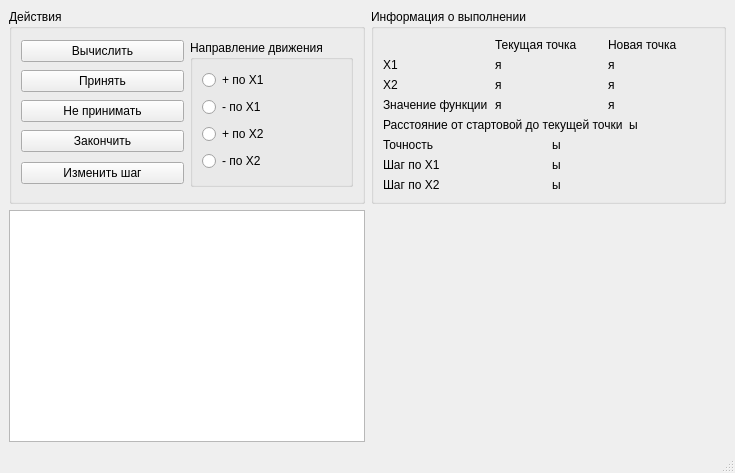
Above: branches/optimizationmethods2/ui/CWdescent_fixwindow.ui from Eliminationzx/optimizationmethods before the change. Below: the same form after it.
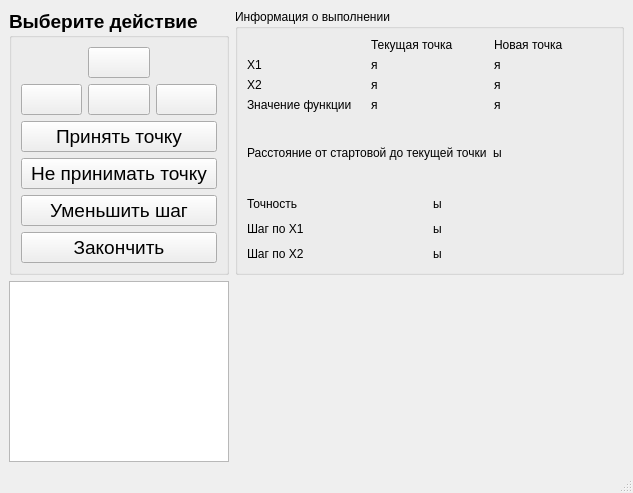
That is the form after the change. Icons and pictures are not drawn.

Commit message: Изменил форму.

Patch:
```diff
--- a/branches/optimizationmethods2/ui/CWdescent_fixwindow.ui
+++ b/branches/optimizationmethods2/ui/CWdescent_fixwindow.ui
@@ -6,15 +6,15 @@
    <rect>
     <x>0</x>
     <y>0</y>
-    <width>735</width>
-    <height>473</height>
+    <width>633</width>
+    <height>493</height>
    </rect>
   </property>
   <property name="windowTitle">
    <string>MainWindow</string>
   </property>
   <widget class="QWidget" name="centralwidget">
-   <layout class="QGridLayout" name="gridLayout_3" rowstretch="0,1" columnstretch="1,1">
+   <layout class="QGridLayout" name="gridLayout_3" rowstretch="0,1" columnstretch="1,2">
     <item row="1" column="0">
      <widget class="QListView" name="listView"/>
     </item>
@@ -174,79 +174,217 @@
     </item>
     <item row="0" column="0">
      <widget class="QGroupBox" name="groupBox_3">
+      <property name="font">
+       <font>
+        <pointsize>14</pointsize>
+        <weight>75</weight>
+        <bold>true</bold>
+       </font>
+      </property>
+      <property name="toolTip">
+       <string>&lt;!DOCTYPE HTML PUBLIC &quot;-//W3C//DTD HTML 4.0//EN&quot; &quot;http://www.w3.org/TR/REC-html40/strict.dtd&quot;&gt;
+&lt;html&gt;&lt;head&gt;&lt;meta name=&quot;qrichtext&quot; content=&quot;1&quot; /&gt;&lt;style type=&quot;text/css&quot;&gt;
+p, li { white-space: pre-wrap; }
+&lt;/style&gt;&lt;/head&gt;&lt;body style=&quot; font-family:'DejaVu Sans'; font-size:14pt; font-weight:600; font-style:normal;&quot;&gt;
+&lt;p style=&quot; margin-top:0px; margin-bottom:0px; margin-left:0px; margin-right:0px; -qt-block-indent:0; text-indent:0px;&quot;&gt;&lt;span style=&quot; font-weight:400;&quot;&gt;Выберите правильное &lt;/span&gt;&lt;span style=&quot; font-size:12pt; font-weight:400;&quot;&gt;дейсвие.&lt;/span&gt;&lt;/p&gt;&lt;/body&gt;&lt;/html&gt;</string>
+      </property>
+      <property name="whatsThis">
+       <string>&lt;!DOCTYPE HTML PUBLIC &quot;-//W3C//DTD HTML 4.0//EN&quot; &quot;http://www.w3.org/TR/REC-html40/strict.dtd&quot;&gt;
+&lt;html&gt;&lt;head&gt;&lt;meta name=&quot;qrichtext&quot; content=&quot;1&quot; /&gt;&lt;style type=&quot;text/css&quot;&gt;
+p, li { white-space: pre-wrap; }
+&lt;/style&gt;&lt;/head&gt;&lt;body style=&quot; font-family:'DejaVu Sans'; font-size:14pt; font-weight:600; font-style:normal;&quot;&gt;
+&lt;p style=&quot; margin-top:0px; margin-bottom:0px; margin-left:0px; margin-right:0px; -qt-block-indent:0; text-indent:0px;&quot;&gt;&lt;span style=&quot; font-size:12pt; font-weight:400;&quot;&gt;Выберите правильное дейсвие из предложенных, нажав соответствующую кнопку.&lt;/span&gt;&lt;/p&gt;&lt;/body&gt;&lt;/html&gt;</string>
+      </property>
       <property name="title">
-       <string>Действия</string>
+       <string>Выберите действие</string>
       </property>
       <layout class="QGridLayout" name="gridLayout">
-       <item row="0" column="0">
-        <widget class="QPushButton" name="calculate_bt">
-         <property name="text">
-          <string>Вычислить</string>
-         </property>
-        </widget>
-       </item>
-       <item row="0" column="1" rowspan="5">
-        <widget class="QGroupBox" name="groupBox">
-         <property name="title">
-          <string>Направление движения</string>
-         </property>
-         <layout class="QGridLayout" name="gridLayout_4">
-          <item row="0" column="0">
-           <widget class="QRadioButton" name="up_x1_rb">
-            <property name="text">
-             <string>+ по Х1</string>
-            </property>
-           </widget>
-          </item>
-          <item row="1" column="0">
-           <widget class="QRadioButton" name="down_x1_rb">
-            <property name="text">
-             <string>- по Х1</string>
-            </property>
-           </widget>
-          </item>
-          <item row="2" column="0">
-           <widget class="QRadioButton" name="up_x2_rb">
-            <property name="text">
-             <string>+ по Х2</string>
-            </property>
-           </widget>
-          </item>
-          <item row="3" column="0">
-           <widget class="QRadioButton" name="down_x2_rb">
-            <property name="text">
-             <string>- по Х2</string>
-            </property>
-           </widget>
-          </item>
-         </layout>
-        </widget>
-       </item>
        <item row="1" column="0">
         <widget class="QPushButton" name="accept_bt">
+         <property name="font">
+          <font>
+           <pointsize>14</pointsize>
+           <weight>50</weight>
+           <bold>false</bold>
+          </font>
+         </property>
+         <property name="toolTip">
+          <string>&lt;!DOCTYPE HTML PUBLIC &quot;-//W3C//DTD HTML 4.0//EN&quot; &quot;http://www.w3.org/TR/REC-html40/strict.dtd&quot;&gt;
+&lt;html&gt;&lt;head&gt;&lt;meta name=&quot;qrichtext&quot; content=&quot;1&quot; /&gt;&lt;style type=&quot;text/css&quot;&gt;
+p, li { white-space: pre-wrap; }
+&lt;/style&gt;&lt;/head&gt;&lt;body style=&quot; font-family:'DejaVu Sans'; font-size:14pt; font-weight:400; font-style:normal;&quot;&gt;
+&lt;p style=&quot; margin-top:0px; margin-bottom:0px; margin-left:0px; margin-right:0px; -qt-block-indent:0; text-indent:0px;&quot;&gt;&lt;span style=&quot; font-size:12pt;&quot;&gt;Принять новую точку в качестве текущей.&lt;/span&gt;&lt;/p&gt;&lt;/body&gt;&lt;/html&gt;</string>
+         </property>
          <property name="text">
-          <string>Принять</string>
+          <string>Принять точку</string>
          </property>
         </widget>
        </item>
        <item row="2" column="0">
         <widget class="QPushButton" name="not_accept_bt">
-         <property name="text">
-          <string>Не принимать</string>
+         <property name="font">
+          <font>
+           <pointsize>14</pointsize>
+           <weight>50</weight>
+           <bold>false</bold>
+          </font>
          </property>
-        </widget>
-       </item>
-       <item row="3" column="0">
-        <widget class="QPushButton" name="end_bt">
+         <property name="toolTip">
+          <string>&lt;!DOCTYPE HTML PUBLIC &quot;-//W3C//DTD HTML 4.0//EN&quot; &quot;http://www.w3.org/TR/REC-html40/strict.dtd&quot;&gt;
+&lt;html&gt;&lt;head&gt;&lt;meta name=&quot;qrichtext&quot; content=&quot;1&quot; /&gt;&lt;style type=&quot;text/css&quot;&gt;
+p, li { white-space: pre-wrap; }
+&lt;/style&gt;&lt;/head&gt;&lt;body style=&quot; font-family:'DejaVu Sans'; font-size:14pt; font-weight:400; font-style:normal;&quot;&gt;
+&lt;p style=&quot; margin-top:0px; margin-bottom:0px; margin-left:0px; margin-right:0px; -qt-block-indent:0; text-indent:0px;&quot;&gt;&lt;span style=&quot; font-size:12pt;&quot;&gt;Непринимать новую точку в качестве текущей.&lt;/span&gt;&lt;/p&gt;&lt;/body&gt;&lt;/html&gt;</string>
+         </property>
          <property name="text">
-          <string>Закончить</string>
+          <string>Не принимать точку</string>
          </property>
         </widget>
        </item>
        <item row="4" column="0">
         <widget class="QPushButton" name="change_step_bt">
+         <property name="font">
+          <font>
+           <pointsize>14</pointsize>
+           <weight>50</weight>
+           <bold>false</bold>
+          </font>
+         </property>
          <property name="text">
-          <string>Изменить шаг</string>
+          <string>Уменьшить шаг</string>
+         </property>
+        </widget>
+       </item>
+       <item row="0" column="0">
+        <layout class="QGridLayout" name="gridLayout_2">
+         <item row="0" column="1">
+          <widget class="QPushButton" name="up_x2_btn">
+           <property name="font">
+            <font>
+             <pointsize>14</pointsize>
+             <weight>50</weight>
+             <bold>false</bold>
+            </font>
+           </property>
+           <property name="toolTip">
+            <string>Шаг в + по Х2</string>
+           </property>
+           <property name="text">
+            <string/>
+           </property>
+           <property name="icon">
+            <iconset resource="data.qrc">
+             <normaloff>:/icon/top.png</normaloff>:/icon/top.png</iconset>
+           </property>
+           <property name="iconSize">
+            <size>
+             <width>32</width>
+             <height>32</height>
+            </size>
+           </property>
+          </widget>
+         </item>
+         <item row="1" column="0">
+          <widget class="QPushButton" name="down_x1_btn">
+           <property name="font">
+            <font>
+             <pointsize>14</pointsize>
+             <weight>50</weight>
+             <bold>false</bold>
+            </font>
+           </property>
+           <property name="toolTip">
+            <string>Шаг в - по Х1</string>
+           </property>
+           <property name="text">
+            <string/>
+           </property>
+           <property name="icon">
+            <iconset resource="data.qrc">
+             <normaloff>:/icon/back.png</normaloff>:/icon/back.png</iconset>
+           </property>
+           <property name="iconSize">
+            <size>
+             <width>32</width>
+             <height>32</height>
+            </size>
+           </property>
+          </widget>
+         </item>
+         <item row="1" column="1">
+          <widget class="QPushButton" name="down_x2_btn">
+           <property name="font">
+            <font>
+             <pointsize>14</pointsize>
+             <weight>50</weight>
+             <bold>false</bold>
+            </font>
+           </property>
+           <property name="toolTip">
+            <string>Шаг в - по Х2</string>
+           </property>
+           <property name="text">
+            <string/>
+           </property>
+           <property name="icon">
+            <iconset resource="data.qrc">
+             <normaloff>:/icon/bottom.png</normaloff>:/icon/bottom.png</iconset>
+           </property>
+           <property name="iconSize">
+            <size>
+             <width>32</width>
+             <height>32</height>
+            </size>
+           </property>
+          </widget>
+         </item>
+         <item row="1" column="2">
+          <widget class="QPushButton" name="up_x1_btn">
+           <property name="font">
+            <font>
+             <pointsize>14</pointsize>
+             <weight>50</weight>
+             <bold>false</bold>
+            </font>
+           </property>
+           <property name="toolTip">
+            <string>Шаг в + по Х1</string>
+           </property>
+           <property name="text">
+            <string/>
+           </property>
+           <property name="icon">
+            <iconset resource="data.qrc">
+             <normaloff>:/icon/next.png</normaloff>:/icon/next.png</iconset>
+           </property>
+           <property name="iconSize">
+            <size>
+             <width>32</width>
+             <height>32</height>
+            </size>
+           </property>
+          </widget>
+         </item>
+        </layout>
+       </item>
+       <item row="5" column="0">
+        <widget class="QPushButton" name="end_bt">
+         <property name="font">
+          <font>
+           <pointsize>14</pointsize>
+           <weight>50</weight>
+           <bold>false</bold>
+          </font>
+         </property>
+         <property name="toolTip">
+          <string>&lt;!DOCTYPE HTML PUBLIC &quot;-//W3C//DTD HTML 4.0//EN&quot; &quot;http://www.w3.org/TR/REC-html40/strict.dtd&quot;&gt;
+&lt;html&gt;&lt;head&gt;&lt;meta name=&quot;qrichtext&quot; content=&quot;1&quot; /&gt;&lt;style type=&quot;text/css&quot;&gt;
+p, li { white-space: pre-wrap; }
+&lt;/style&gt;&lt;/head&gt;&lt;body style=&quot; font-family:'DejaVu Sans'; font-size:14pt; font-weight:400; font-style:normal;&quot;&gt;
+&lt;p style=&quot; margin-top:0px; margin-bottom:0px; margin-left:0px; margin-right:0px; -qt-block-indent:0; text-indent:0px;&quot;&gt;&lt;span style=&quot; font-size:12pt;&quot;&gt;Закончить алгоритм и принять текущую точку в качестве минимума.&lt;/span&gt;&lt;/p&gt;&lt;/body&gt;&lt;/html&gt;</string>
+         </property>
+         <property name="text">
+          <string>Закончить</string>
          </property>
         </widget>
        </item>
```
Left out of the diff: 11 changed lines with no effect on the pictures. The commit also changes 5 other files.
